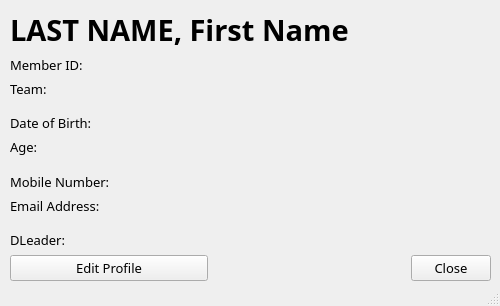
The window that ui/managerMemberProfile.ui (nikeyys/comsci-ia) describes before a commit, drawn with Qt 5.
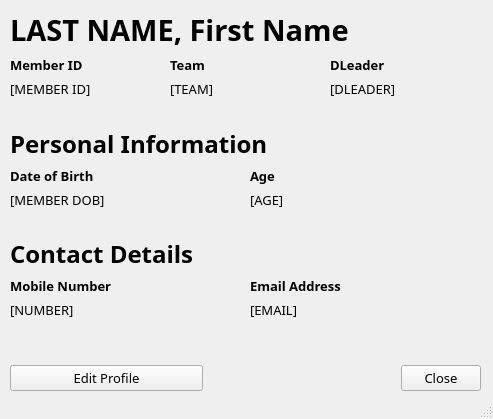
The same window after the commit.

```diff
--- a/ui/managerMemberProfile.ui
+++ b/ui/managerMemberProfile.ui
@@ -6,8 +6,8 @@
    <rect>
     <x>0</x>
     <y>0</y>
-    <width>500</width>
-    <height>306</height>
+    <width>493</width>
+    <height>419</height>
    </rect>
   </property>
   <property name="font">
@@ -25,8 +25,8 @@
      <rect>
       <x>10</x>
       <y>10</y>
-      <width>481</width>
-      <height>271</height>
+      <width>471</width>
+      <height>381</height>
      </rect>
     </property>
     <layout class="QVBoxLayout" name="verticalLayout">
@@ -49,104 +49,333 @@
       </widget>
      </item>
      <item>
-      <widget class="QLabel" name="label_memberID">
-       <property name="text">
-        <string>Member ID: </string>
-       </property>
-      </widget>
-     </item>
-     <item>
-      <widget class="QLabel" name="label_teamName">
-       <property name="text">
-        <string>Team:</string>
-       </property>
-      </widget>
+      <layout class="QHBoxLayout" name="hLayout_memberDetails">
+       <item>
+        <layout class="QVBoxLayout" name="vLayout_memberID">
+         <item>
+          <widget class="QLabel" name="label_memberID_header">
+           <property name="font">
+            <font>
+             <pointsize>10</pointsize>
+             <weight>75</weight>
+             <bold>true</bold>
+            </font>
+           </property>
+           <property name="text">
+            <string>Member ID</string>
+           </property>
+          </widget>
+         </item>
+         <item>
+          <widget class="QLabel" name="label_memberID_filler">
+           <property name="text">
+            <string>[MEMBER ID]</string>
+           </property>
+          </widget>
+         </item>
+        </layout>
+       </item>
+       <item>
+        <spacer name="horizontalSpacer">
+         <property name="orientation">
+          <enum>Qt::Horizontal</enum>
+         </property>
+         <property name="sizeType">
+          <enum>QSizePolicy::Maximum</enum>
+         </property>
+         <property name="sizeHint" stdset="0">
+          <size>
+           <width>3</width>
+           <height>20</height>
+          </size>
+         </property>
+        </spacer>
+       </item>
+       <item>
+        <layout class="QVBoxLayout" name="vLayout_team">
+         <item>
+          <widget class="QLabel" name="label_team_header">
+           <property name="font">
+            <font>
+             <pointsize>10</pointsize>
+             <weight>75</weight>
+             <bold>true</bold>
+            </font>
+           </property>
+           <property name="text">
+            <string>Team</string>
+           </property>
+          </widget>
+         </item>
+         <item>
+          <widget class="QLabel" name="label_team_filler">
+           <property name="text">
+            <string>[TEAM]</string>
+           </property>
+          </widget>
+         </item>
+        </layout>
+       </item>
+       <item>
+        <spacer name="horizontalSpacer_5">
+         <property name="orientation">
+          <enum>Qt::Horizontal</enum>
+         </property>
+         <property name="sizeType">
+          <enum>QSizePolicy::Maximum</enum>
+         </property>
+         <property name="sizeHint" stdset="0">
+          <size>
+           <width>3</width>
+           <height>20</height>
+          </size>
+         </property>
+        </spacer>
+       </item>
+       <item>
+        <layout class="QVBoxLayout" name="vLayout_dLeader">
+         <item>
+          <widget class="QLabel" name="label_dLeader_header">
+           <property name="font">
+            <font>
+             <pointsize>10</pointsize>
+             <weight>75</weight>
+             <bold>true</bold>
+            </font>
+           </property>
+           <property name="text">
+            <string>DLeader</string>
+           </property>
+          </widget>
+         </item>
+         <item>
+          <widget class="QLabel" name="label_dLeader_filler">
+           <property name="text">
+            <string>[DLEADER]</string>
+           </property>
+          </widget>
+         </item>
+        </layout>
+       </item>
+      </layout>
      </item>
      <item>
       <spacer name="verticalSpacer">
        <property name="orientation">
         <enum>Qt::Vertical</enum>
        </property>
-       <property name="sizeType">
-        <enum>QSizePolicy::Preferred</enum>
-       </property>
        <property name="sizeHint" stdset="0">
         <size>
          <width>20</width>
-         <height>20</height>
+         <height>13</height>
         </size>
        </property>
       </spacer>
      </item>
      <item>
-      <widget class="QLabel" name="label_dob">
+      <widget class="QLabel" name="label_personalInformation">
+       <property name="font">
+        <font>
+         <family>IBM Plex Sans</family>
+         <pointsize>18</pointsize>
+         <weight>75</weight>
+         <bold>true</bold>
+        </font>
+       </property>
        <property name="text">
-        <string>Date of Birth:</string>
+        <string>Personal Information</string>
+       </property>
+       <property name="alignment">
+        <set>Qt::AlignLeading|Qt::AlignLeft|Qt::AlignVCenter</set>
        </property>
       </widget>
      </item>
      <item>
-      <widget class="QLabel" name="label_age">
-       <property name="text">
-        <string>Age:</string>
-       </property>
-      </widget>
+      <layout class="QHBoxLayout" name="hLayout_personalInformation">
+       <item>
+        <layout class="QVBoxLayout" name="vLayout_dob">
+         <item>
+          <widget class="QLabel" name="label_dob_header">
+           <property name="font">
+            <font>
+             <pointsize>10</pointsize>
+             <weight>75</weight>
+             <bold>true</bold>
+            </font>
+           </property>
+           <property name="text">
+            <string>Date of Birth</string>
+           </property>
+          </widget>
+         </item>
+         <item>
+          <widget class="QLabel" name="label_dob_filler">
+           <property name="text">
+            <string>[MEMBER DOB]</string>
+           </property>
+          </widget>
+         </item>
+        </layout>
+       </item>
+       <item>
+        <spacer name="horizontalSpacer_2">
+         <property name="orientation">
+          <enum>Qt::Horizontal</enum>
+         </property>
+         <property name="sizeType">
+          <enum>QSizePolicy::Maximum</enum>
+         </property>
+         <property name="sizeHint" stdset="0">
+          <size>
+           <width>3</width>
+           <height>20</height>
+          </size>
+         </property>
+        </spacer>
+       </item>
+       <item>
+        <layout class="QVBoxLayout" name="vLayout_age">
+         <item>
+          <widget class="QLabel" name="label_age_header">
+           <property name="font">
+            <font>
+             <pointsize>10</pointsize>
+             <weight>75</weight>
+             <bold>true</bold>
+            </font>
+           </property>
+           <property name="text">
+            <string>Age</string>
+           </property>
+          </widget>
+         </item>
+         <item>
+          <widget class="QLabel" name="label_age_filler">
+           <property name="text">
+            <string>[AGE]</string>
+           </property>
+          </widget>
+         </item>
+        </layout>
+       </item>
+      </layout>
      </item>
      <item>
       <spacer name="verticalSpacer_2">
        <property name="orientation">
         <enum>Qt::Vertical</enum>
        </property>
-       <property name="sizeType">
-        <enum>QSizePolicy::Preferred</enum>
-       </property>
        <property name="sizeHint" stdset="0">
         <size>
          <width>20</width>
-         <height>20</height>
+         <height>13</height>
         </size>
        </property>
       </spacer>
      </item>
      <item>
-      <widget class="QLabel" name="label_mobileNumber">
+      <widget class="QLabel" name="label_contactDetails">
+       <property name="font">
+        <font>
+         <family>IBM Plex Sans</family>
+         <pointsize>18</pointsize>
+         <weight>75</weight>
+         <bold>true</bold>
+        </font>
+       </property>
        <property name="text">
-        <string>Mobile Number:</string>
+        <string>Contact Details</string>
+       </property>
+       <property name="alignment">
+        <set>Qt::AlignLeading|Qt::AlignLeft|Qt::AlignVCenter</set>
        </property>
       </widget>
      </item>
      <item>
-      <widget class="QLabel" name="label_emailAddress">
-       <property name="text">
-        <string>Email Address:</string>
-       </property>
-      </widget>
+      <layout class="QHBoxLayout" name="hLayout_contactDetails">
+       <item>
+        <layout class="QVBoxLayout" name="vLayout_mobileNumber">
+         <item>
+          <widget class="QLabel" name="label_mobileNumber_header">
+           <property name="font">
+            <font>
+             <pointsize>10</pointsize>
+             <weight>75</weight>
+             <bold>true</bold>
+            </font>
+           </property>
+           <property name="text">
+            <string>Mobile Number</string>
+           </property>
+          </widget>
+         </item>
+         <item>
+          <widget class="QLabel" name="label_mobileNumber_filler">
+           <property name="text">
+            <string>[NUMBER]</string>
+           </property>
+          </widget>
+         </item>
+        </layout>
+       </item>
+       <item>
+        <spacer name="horizontalSpacer_3">
+         <property name="orientation">
+          <enum>Qt::Horizontal</enum>
+         </property>
+         <property name="sizeType">
+          <enum>QSizePolicy::Maximum</enum>
+         </property>
+         <property name="sizeHint" stdset="0">
+          <size>
+           <width>3</width>
+           <height>20</height>
+          </size>
+         </property>
+        </spacer>
+       </item>
+       <item>
+        <layout class="QVBoxLayout" name="vLayout_contactDetails">
+         <item>
+          <widget class="QLabel" name="label_email_header">
+           <property name="font">
+            <font>
+             <pointsize>10</pointsize>
+             <weight>75</weight>
+             <bold>true</bold>
+            </font>
+           </property>
+           <property name="text">
+            <string>Email Address</string>
+           </property>
+          </widget>
+         </item>
+         <item>
+          <widget class="QLabel" name="label_email_filler">
+           <property name="text">
+            <string>[EMAIL]</string>
+           </property>
+          </widget>
+         </item>
+        </layout>
+       </item>
+      </layout>
      </item>
      <item>
       <spacer name="verticalSpacer_3">
        <property name="orientation">
         <enum>Qt::Vertical</enum>
        </property>
-       <property name="sizeType">
-        <enum>QSizePolicy::Preferred</enum>
-       </property>
        <property name="sizeHint" stdset="0">
         <size>
          <width>20</width>
-         <height>20</height>
+         <height>40</height>
         </size>
        </property>
       </spacer>
      </item>
      <item>
-      <widget class="QLabel" name="label_dLeader">
-       <property name="text">
-        <string>DLeader:</string>
-       </property>
-      </widget>
-     </item>
-     <item>
-      <layout class="QHBoxLayout" name="horizontalLayout">
+      <layout class="QHBoxLayout" name="hLayout_options">
        <item>
         <widget class="QPushButton" name="btn_editProfile">
          <property name="sizePolicy">
@@ -161,7 +390,7 @@
         </widget>
        </item>
        <item>
-        <spacer name="horizontalSpacer">
+        <spacer name="horizontalSpacer_6">
          <property name="orientation">
           <enum>Qt::Horizontal</enum>
          </property>
```
